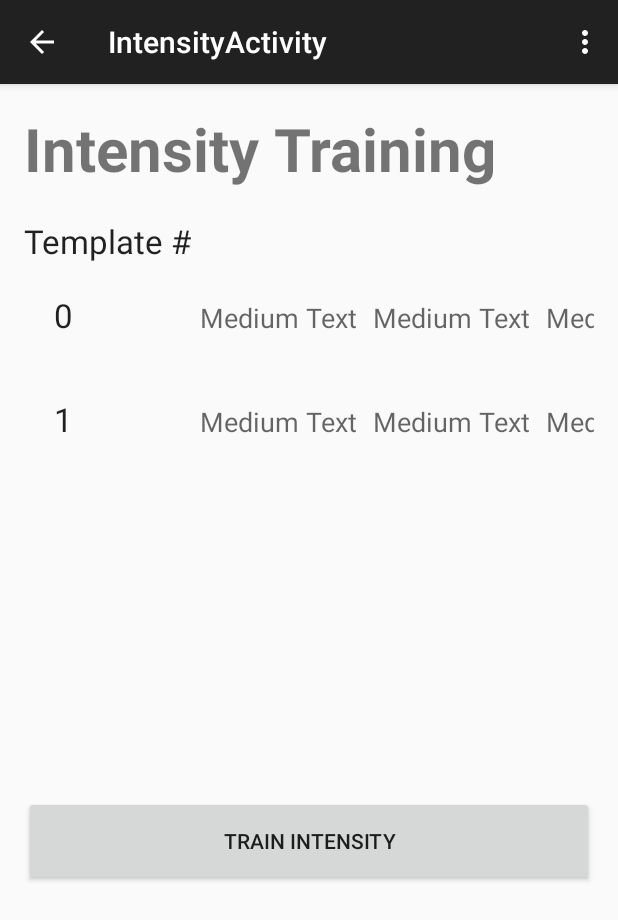
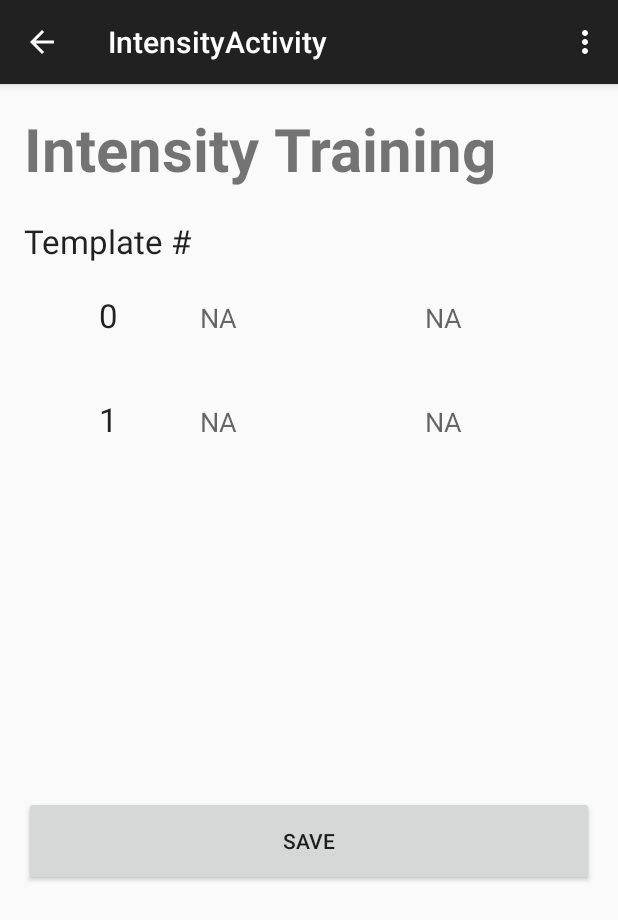
Before and after one commit to PedroSoldado/RecognizerEvaluation, an Android app: the IntensityActivity screen opened directly, with no data from a screen before it, on a phone screen of 412 x 824 dp. Shown: the top 920 px of the screen. Run offline under Robolectric (Android 15) with nearby library versions, the phone set to English and light mode, and no system bars; libraries missing offline, so code that uses them is left out: org.puredata.core; 1 statement that could not run was skipped.

Commit message:
29/4 Intensity Activity 80%

```diff
--- a/app/src/main/AndroidManifest.xml
+++ b/app/src/main/AndroidManifest.xml
@@ -27,4 +27,7 @@
         </activity>
     </application>
 
+        <uses-permission android:name="android.permission.WRITE_EXTERNAL_STORAGE" >
+    </uses-permission>
+
 </manifest>
--- a/app/src/main/res/layout/activity_intensity.xml
+++ b/app/src/main/res/layout/activity_intensity.xml
@@ -35,7 +35,8 @@
                 android:layout_width="fill_parent"
                 android:layout_height="fill_parent"
                 android:layout_below="@+id/intensityTitle"
-                android:layout_alignParentStart="true">
+                android:layout_alignParentStart="true"
+                android:id="@+id/table">
 
                 <TableRow
                     android:layout_width="fill_parent"
@@ -63,29 +64,30 @@
                         android:textAppearance="?android:attr/textAppearanceLarge"
                         android:text="0"
                         android:id="@+id/template0"
-                        android:padding="20dp" />
+                        android:padding="20dp"
+                        android:gravity="center_horizontal" />
 
                     <TextView
-                        android:layout_width="wrap_content"
+                        android:layout_width="150dp"
                         android:layout_height="wrap_content"
                         android:textAppearance="?android:attr/textAppearanceMedium"
-                        android:text="Medium Text"
+                        android:text="NA"
                         android:id="@+id/t0_weak"
                         android:padding="5dp" />
 
                     <TextView
-                        android:layout_width="wrap_content"
+                        android:layout_width="150dp"
                         android:layout_height="wrap_content"
                         android:textAppearance="?android:attr/textAppearanceMedium"
-                        android:text="Medium Text"
+                        android:text="NA"
                         android:id="@+id/t0_medium"
                         android:padding="5dp" />
 
                     <TextView
-                        android:layout_width="wrap_content"
+                        android:layout_width="150dp"
                         android:layout_height="wrap_content"
                         android:textAppearance="?android:attr/textAppearanceMedium"
-                        android:text="Medium Text"
+                        android:text="NA"
                         android:id="@+id/t0_strong"
                         android:padding="5dp" />
 
@@ -110,29 +112,30 @@
                         android:textAppearance="?android:attr/textAppearanceLarge"
                         android:text="1"
                         android:id="@+id/template1"
-                        android:padding="20dp" />
+                        android:padding="20dp"
+                        android:gravity="center_horizontal" />
 
                     <TextView
-                        android:layout_width="wrap_content"
+                        android:layout_width="150dp"
                         android:layout_height="wrap_content"
                         android:textAppearance="?android:attr/textAppearanceMedium"
-                        android:text="Medium Text"
+                        android:text="NA"
                         android:id="@+id/t1_weak"
                         android:padding="5dp" />
 
                     <TextView
-                        android:layout_width="wrap_content"
+                        android:layout_width="150dp"
                         android:layout_height="wrap_content"
                         android:textAppearance="?android:attr/textAppearanceMedium"
-                        android:text="Medium Text"
+                        android:text="NA"
                         android:id="@+id/t1_medium"
                         android:padding="5dp" />
 
                     <TextView
-                        android:layout_width="wrap_content"
+                        android:layout_width="150dp"
                         android:layout_height="wrap_content"
                         android:textAppearance="?android:attr/textAppearanceMedium"
-                        android:text="Medium Text"
+                        android:text="NA"
                         android:id="@+id/t1_strong"
                         android:padding="5dp" />
 
@@ -156,8 +159,8 @@
             <Button
                 android:layout_width="wrap_content"
                 android:layout_height="wrap_content"
-                android:text="Train Intensity"
-                android:id="@+id/intensityButton"
+                android:text="Save"
+                android:id="@+id/saveFileButton"
                 android:width="500dp"
                 android:height="60dp" />
         </LinearLayout>
```
Also changed, not shown: app/src/main/java/com/app/pedro/recognizerevaluation/IntensityActivity.java (+144 -36 lines), puredataplugin/src/main/java/com/app/pedro/puredataplugin/PureDataRecognizer.java (+34 -0 lines).
